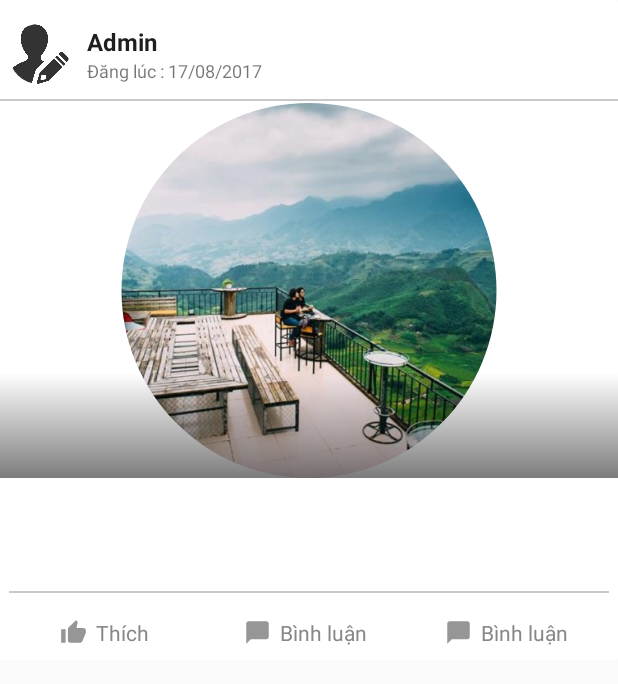
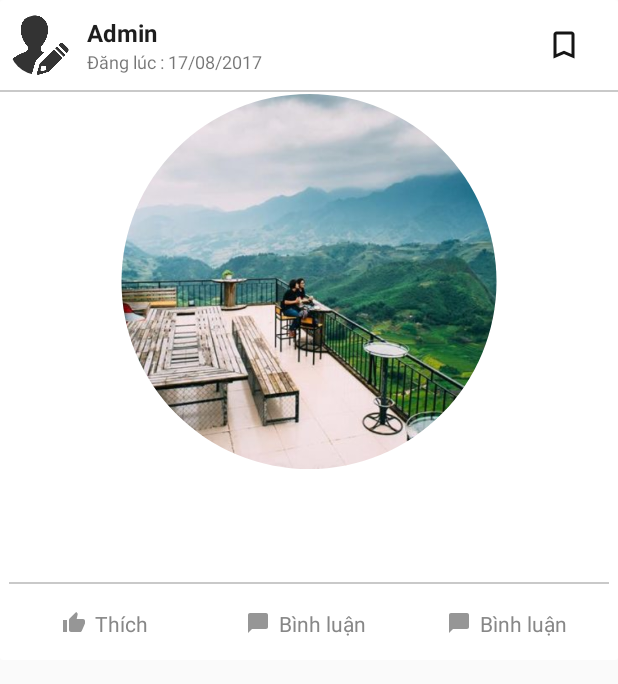
Before and after one commit to vuvuong3101/Hackathon3-TravelApp, an Android app: the layout item_home_two.xml on its own in the app's theme, with its tools: preview values and no code run, on a phone screen of 412 x 824 dp. Shown: the top 684 px of the screen. Run offline under Robolectric (Android 15) with nearby library versions, the phone set to English and light mode, and no system bars; plain views replace CircularImageView, RoundedImageView.

Commit message:
sua UI
sua UI

```diff
--- a/app/build.gradle
+++ b/app/build.gradle
@@ -50,6 +50,7 @@ dependencies {
     compile group: 'com.cloudinary', name: 'cloudinary-core', version: '1.13.0'
     compile 'com.github.tosslife:pullloadview:1.1.0'
     compile 'com.makeramen:roundedimageview:2.3.0'
+    compile 'com.github.armcha:SpaceNavigationView:1.6.0'
 
 
 }
--- a/app/src/main/java/vu/travelapp/managers/ScreenManager.java
+++ b/app/src/main/java/vu/travelapp/managers/ScreenManager.java
@@ -26,7 +26,6 @@ public class ScreenManager {
     }
     public static void replaceFragment2(FragmentManager fragmentManager, Fragment fragment, int layoutID) {
         FragmentTransaction fragmentTransaction = fragmentManager.beginTransaction();
-        fragmentTransaction.setCustomAnimations(R.anim.anim_right, R.anim.anim_left);
         fragmentTransaction.replace(layoutID, fragment);
         fragmentTransaction.addToBackStack(fragment.getClass().getSimpleName());
         fragmentTransaction.commit();
--- a/app/src/main/res/drawable/ic_chat.xml
+++ b/app/src/main/res/drawable/ic_chat.xml
@@ -1,6 +1,6 @@
 <vector xmlns:android="http://schemas.android.com/apk/res/android"
-        android:width="18dp"
-        android:height="18dp"
+        android:width="16dp"
+        android:height="16dp"
         android:viewportWidth="24.0"
         android:viewportHeight="24.0">
     <path
--- a/app/src/main/res/drawable/ic_like.xml
+++ b/app/src/main/res/drawable/ic_like.xml
@@ -1,6 +1,6 @@
 <vector xmlns:android="http://schemas.android.com/apk/res/android"
-        android:width="18dp"
-        android:height="18dp"
+        android:width="16dp"
+        android:height="16dp"
         android:viewportWidth="24.0"
         android:viewportHeight="24.0">
     <path
--- a/app/src/main/res/drawable/ic_plus.xml
+++ b/app/src/main/res/drawable/ic_plus.xml
@@ -1,4 +1,4 @@
 <vector android:height="24dp" android:viewportHeight="52.0"
     android:viewportWidth="52.0" android:width="24dp" xmlns:android="http://schemas.android.com/apk/res/android">
-    <path android:fillColor="#c8000000" android:pathData="M26,0C11.66,0 0,11.66 0,26s11.66,26 26,26s26,-11.66 26,-26S40.34,0 26,0zM38.5,28H28v11c0,1.1 -0.9,2 -2,2s-2,-0.9 -2,-2V28H13.5c-1.1,0 -2,-0.9 -2,-2s0.9,-2 2,-2H24V14c0,-1.1 0.9,-2 2,-2s2,0.9 2,2v10h10.5c1.1,0 2,0.9 2,2S39.6,28 38.5,28z"/>
+    <path android:fillColor="#ffffffff" android:pathData="M26,0C11.66,0 0,11.66 0,26s11.66,26 26,26s26,-11.66 26,-26S40.34,0 26,0zM38.5,28H28v11c0,1.1 -0.9,2 -2,2s-2,-0.9 -2,-2V28H13.5c-1.1,0 -2,-0.9 -2,-2s0.9,-2 2,-2H24V14c0,-1.1 0.9,-2 2,-2s2,0.9 2,2v10h10.5c1.1,0 2,0.9 2,2S39.6,28 38.5,28z"/>
 </vector>
--- a/app/src/main/res/layout/fragment_image_detail.xml
+++ b/app/src/main/res/layout/fragment_image_detail.xml
@@ -65,7 +65,6 @@
             <TextView
                 android:layout_width="wrap_content"
                 android:layout_height="wrap_content"
-                android:layout_below="@+id/tv_destination"
                 android:layout_marginLeft="5dp"
                 android:text="Vĩnh Phúc"
                 android:textSize="16sp"
@@ -75,7 +74,6 @@
             <TextView
                 android:layout_width="wrap_content"
                 android:layout_height="wrap_content"
-                android:layout_below="@+id/tv_destination"
                 android:layout_marginLeft="5dp"
                 android:layout_marginTop="30dp"
                 android:text="Vũng Tàu là thành phố thuộc tỉnh Bà Rịa - Vũng Tàu, ở vùng Đông Nam Bộ Việt Nam. Đây là trung tâm kinh tế, tài chính, văn hóa, du lịch, giao thông - vận tải và giáo dục và là một trong những trung tâm kinh tế của vùng Đông Nam Bộ. Sở hữu nhiều bãi biển đẹp và cơ sở hạ tầng được đầu tư hoàn chỉnh, Vũng Tàu là một địa điểm du lịch nổi tiếng tại miền Nam. Ngoài ra, thành phố còn là khu vực hậu cần của ngành công nghiệp dầu khí Việt Nam." />
--- a/app/src/main/res/layout/item_home_two.xml
+++ b/app/src/main/res/layout/item_home_two.xml
@@ -15,28 +15,32 @@
             android:layout_width="match_parent"
             android:layout_height="wrap_content">
             <LinearLayout
+                android:gravity="center_vertical"
+                android:weightSum="7"
                 android:orientation="horizontal"
                 android:layout_width="match_parent"
-                android:layout_height="wrap_content">
+                android:layout_height="60dp">
                 <com.github.siyamed.shapeimageview.CircularImageView
+                    android:id="@+id/avatar_user"
+                    android:layout_weight="0"
                     app:siBorderWidth="2dp"
                     app:siBorderColor="#80075f"
                     android:layout_marginRight="6dp"
                     android:layout_marginLeft="6dp"
-                    android:layout_marginTop="16dp"
-                    android:layout_marginBottom="10dp"
                     android:layout_width="40dp"
                     android:layout_height="40dp"
                     android:src="@drawable/user"/>
                 <LinearLayout
+                    android:orientation="vertical"
+                    android:layout_weight="6.5"
                     android:gravity="center_vertical"
                     android:layout_marginRight="6dp"
                     android:layout_marginLeft="6dp"
-                    android:layout_marginTop="16dp"
-                    android:layout_marginBottom="10dp"                    android:orientation="vertical"
-                    android:layout_width="match_parent"
+                    android:layout_width="wrap_content"
                     android:layout_height="match_parent">
                     <TextView
+                        android:ellipsize="end"
+                        android:maxLines="1"
                         android:id="@+id/user_name"
                         android:textSize="16sp"
                         android:textStyle="bold"
@@ -50,6 +54,13 @@
                         android:layout_width="wrap_content"
                         android:layout_height="wrap_content" />
                 </LinearLayout>
+                <ImageView
+                    android:padding="10dp"
+                    android:layout_gravity="center_vertical"
+                    android:layout_weight="0"
+                    android:src="@drawable/ic_bookmark"
+                    android:layout_width="wrap_content"
+                    android:layout_height="wrap_content" />
 
             </LinearLayout>
             <View
@@ -68,18 +79,11 @@
                     android:src="@drawable/sapa"
                     app:siRadius="0dp">
                 </com.github.siyamed.shapeimageview.RoundedImageView>
-                <ImageView
-                    android:background="@drawable/gradienttop1"
-                    android:layout_alignParentBottom="true"
-                    android:layout_width="match_parent"
-                    android:layout_height="70dp" />
-
-
             </RelativeLayout>
             <TextView
                 android:layout_margin="10dp"
                 android:gravity="left"
-                android:id="@+id/time"
+                android:id="@+id/tv_content"
                 android:layout_width="match_parent"
                 android:layout_height="55dp"
                 android:ellipsize="end"
@@ -117,6 +121,7 @@
                         android:src="@drawable/ic_like" />
 
                     <TextView
+                        android:textSize="14sp"
                         android:id="@+id/text_like"
                         android:layout_width="wrap_content"
                         android:layout_height="wrap_content"
@@ -127,7 +132,7 @@
                 </LinearLayout>
 
                 <LinearLayout
-                    android:id="@+id/comment"
+                    android:id="@+id/chat"
                     android:layout_width="match_parent"
                     android:layout_height="50dp"
                     android:layout_weight="1"
@@ -135,6 +140,7 @@
                     android:orientation="horizontal">
 
                     <ImageView
+                        android:layout_marginTop="2dp"
                         android:id="@+id/ic_comment"
                         android:layout_width="wrap_content"
                         android:layout_height="wrap_content"
@@ -142,6 +148,8 @@
                         android:src="@drawable/ic_chat" />
 
                     <TextView
+                        android:layout_gravity="center_vertical"
+                        android:textSize="14sp"
                         android:layout_width="wrap_content"
                         android:layout_height="wrap_content"
                         android:gravity="center_vertical"
@@ -165,6 +173,7 @@
                         android:src="@drawable/ic_chat" />
 
                     <TextView
+                        android:textSize="14sp"
                         android:layout_width="wrap_content"
                         android:layout_height="wrap_content"
                         android:gravity="center_vertical"
```
Also changed, not shown: app/src/main/java/vu/travelapp/MainActivity.java (+35 -33 lines), app/src/main/java/vu/travelapp/adapter/AdapterHomeFragment.java (+21 -20 lines), app/src/main/java/vu/travelapp/fragments/UploadFragment.java (+1 -10 lines), app/src/main/res/layout/activity_main.xml (+17 -14 lines), 62 other files.
